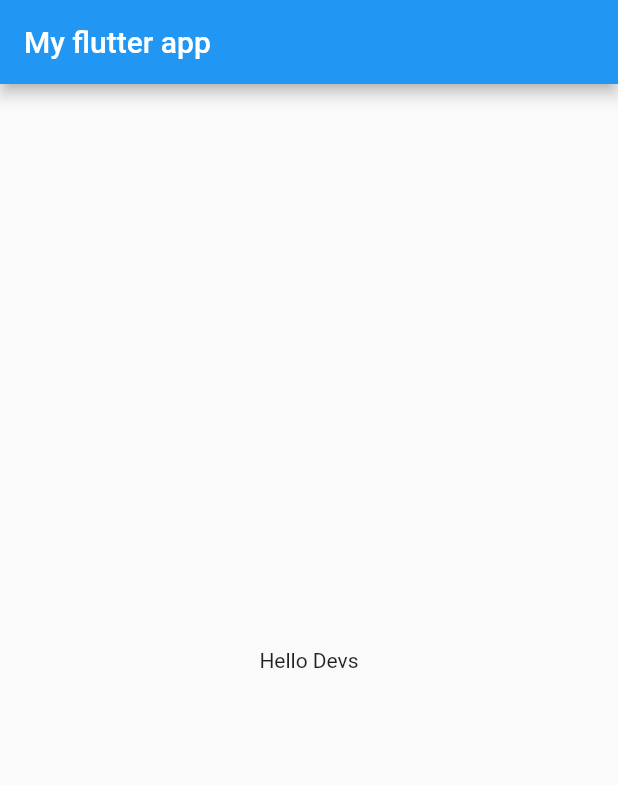
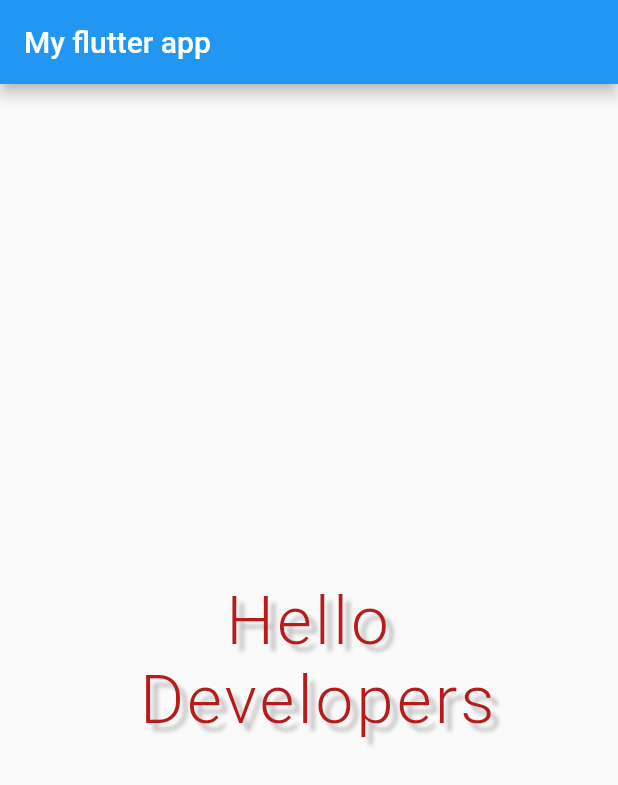
Before and after one commit to mastercba/flutterUI, a Flutter app: the screen it shows after launch, on a phone screen of 412 x 824 dp. Shown: the top 785 px of the screen. Run offline on Flutter 3.47's test engine with Material 2 defaults, Android fonts, the phone set to English and light mode, and no system bars.

Commit message:
6.Widget Text

```diff
--- a/lib/pages/home_page.dart
+++ b/lib/pages/home_page.dart
@@ -8,7 +8,24 @@ class HomePage extends StatelessWidget {
         title: Text("My flutter app"),
       ),
       body: Center(
-        child: Text("Hello Devs"),
+        child: Text(
+          "Hello \n Developers",
+          textAlign: TextAlign.center,
+          style: TextStyle(
+              //entramos a la clase TextStyle con Ctrl + click
+              color: Colors.red[900],
+              fontSize: 45,
+              letterSpacing: 2,
+              shadows: [
+                //requiere que le pase una lista de shadows
+                Shadow(
+                    color: Colors.grey[400], //MAYUCULA EMPIEZA la Instancia
+                    blurRadius: 3,
+                    offset: Offset(5, 5))
+              ],
+              fontWeight: FontWeight.w300 //.w300   .bold
+              ),
+        ),
       ),
     );
   }
```
